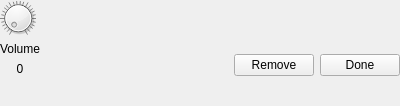
Qt form dialogs/pianorollwidget/settingschangefooterwidget.ui (nirjacobson/Chromasound-Studio) before a commit.
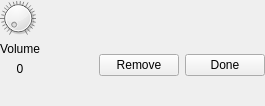
The same form after that commit.

```diff
--- a/dialogs/pianorollwidget/settingschangefooterwidget.ui
+++ b/dialogs/pianorollwidget/settingschangefooterwidget.ui
@@ -6,7 +6,7 @@
    <rect>
     <x>0</x>
     <y>0</y>
-    <width>400</width>
+    <width>265</width>
     <height>106</height>
    </rect>
   </property>
@@ -88,6 +88,9 @@
          <property name="orientation">
           <enum>Qt::Orientation::Horizontal</enum>
          </property>
+         <property name="sizeType">
+          <enum>QSizePolicy::Policy::MinimumExpanding</enum>
+         </property>
          <property name="sizeHint" stdset="0">
           <size>
            <width>40</width>
```
